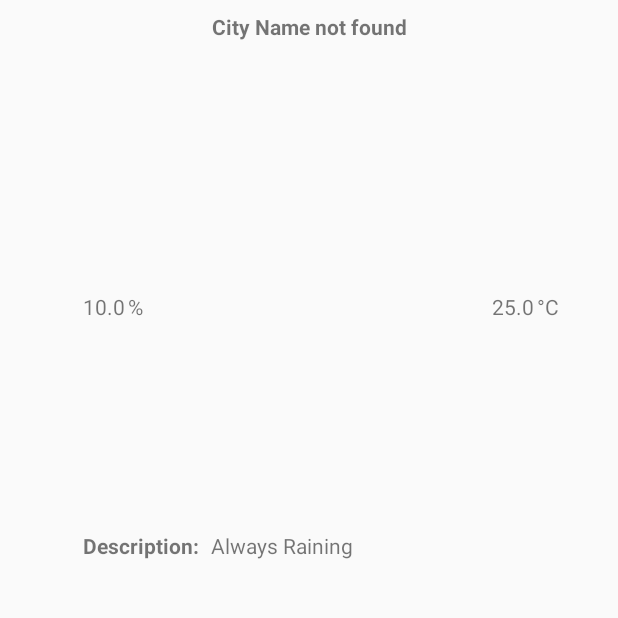
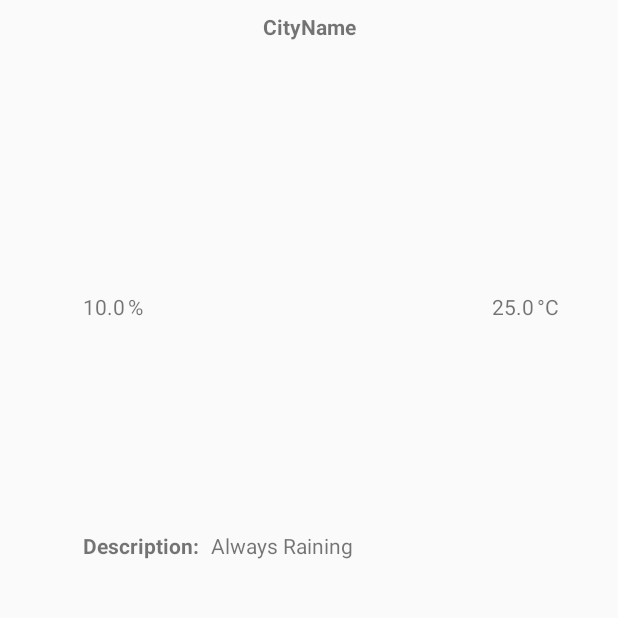
Before and after one commit to JacobAagaard/WeatherApp, an Android app: the CityDetailsActivity screen opened directly, with no data from a screen before it, on a phone screen of 412 x 824 dp, the part 354-972 px from its top. Run offline under Robolectric (Android 15) with nearby library versions, the phone set to English and light mode, and no system bars; 5 statements that could not run were skipped.

Commit message:
CityDetails twerks

```diff
--- a/app/src/main/java/com/flonk/weatherapp/CityDetailsActivity.java
+++ b/app/src/main/java/com/flonk/weatherapp/CityDetailsActivity.java
@@ -5,15 +5,19 @@ import android.support.v7.app.AppCompatActivity;
 import android.os.Bundle;
 import android.view.View;
 import android.widget.Button;
+import android.widget.ImageView;
 import android.widget.TextView;
 import android.widget.Toast;
+
+import com.google.gson.Gson;
 
 import java.lang.reflect.Method;
 
 public class CityDetailsActivity extends AppCompatActivity {
 
     Button buttonOK, buttonRemove;
-    TextView textViewCityName, textViewHumidity, textViewPercentage, textViewTemperature, textViewCelsius;
+    TextView textViewCityName, textViewHumidity, textViewWeatherDescription, textViewTemperature;
+    ImageView imvIcon;
     SharedPreferences sharedPreferences;
 
     @Override
@@ -21,18 +25,24 @@ public class CityDetailsActivity extends AppCompatActivity {
         super.onCreate(savedInstanceState);
         setContentView(R.layout.activity_city_details);
 
-        sharedPreferences = this.getSharedPreferences(CityListActivity.FILENAME , MODE_PRIVATE);
-
         buttonOK = findViewById(R.id.buttonOK);
         buttonRemove = findViewById(R.id.buttonRemove);
         textViewCityName = findViewById(R.id.textViewCityName);
         textViewHumidity = findViewById(R.id.textViewHumidity);
-        textViewPercentage = findViewById(R.id.textViewPercentage);
+        textViewWeatherDescription = findViewById(R.id.textViewWeatherDescription);
         textViewTemperature = findViewById(R.id.textViewTemperature);
-        textViewCelsius = findViewById(R.id.textViewCelsius);
+        imvIcon = findViewById(R.id.imvIcon);
 
-        textViewCityName.setText(sharedPreferences.getString(
-                "#"+getIntent().getIntExtra("City_ID", -1),"City Name not found"));
+        Gson gson = new Gson();
+        String intentString = getIntent().getStringExtra("City_ID");
+
+        CityWeatherData cityWeatherData = gson.fromJson(intentString, CityWeatherData.class);
+
+        textViewCityName.setText(cityWeatherData.Name);
+        textViewHumidity.setText(cityWeatherData.Humidity);
+        textViewTemperature.setText(cityWeatherData.Temperature);
+        textViewWeatherDescription.setText(cityWeatherData.Description);
+        imvIcon.setImageResource(setIcon(cityWeatherData.Icon));
 
         buttonOK.setOnClickListener(new View.OnClickListener() {
             @Override
@@ -51,4 +61,12 @@ public class CityDetailsActivity extends AppCompatActivity {
             }
         });
     }
+
+    private int setIcon(String iconID){
+        if (iconID.equals("04n"))
+            return R.drawable.ic_04n;
+
+        //Returns icon as default
+        return R.mipmap.ic_launcher;
+    }
 }
--- a/app/src/main/res/layout/activity_city_details.xml
+++ b/app/src/main/res/layout/activity_city_details.xml
@@ -116,7 +116,7 @@
         android:id="@+id/textViewDescription"
         android:layout_width="wrap_content"
         android:layout_height="wrap_content"
-        android:text="@string/tv_description"
+        android:text="@string/tv_title_description"
         android:textStyle="bold"
         app:layout_constraintBottom_toBottomOf="parent"
         app:layout_constraintHorizontal_bias="0.0"
@@ -127,7 +127,7 @@
         app:layout_constraintVertical_bias="0.713" />
 
     <TextView
-        android:id="@+id/textViewWeather"
+        android:id="@+id/textViewWeatherDescription"
         android:layout_width="wrap_content"
         android:layout_height="wrap_content"
         android:layout_marginEnd="8dp"
--- a/app/src/main/res/values/strings.xml
+++ b/app/src/main/res/values/strings.xml
@@ -2,7 +2,7 @@
     <string name="app_name">WeatherApp</string>
     <string name="tv_celsius">\u00B0C</string>
     <string name="tv_weather_description">Always Raining</string>
-    <string name="tv_description">Description:</string>
+    <string name="tv_title_description">Description:</string>
     <string name="btn_remove">Remove</string>
     <string name="btn_ok">OK</string>
     <string name="btn_add">Add</string>
```
Also changed, not shown: app/src/main/java/com/flonk/weatherapp/CityListActivity.java (+7 -3 lines).
